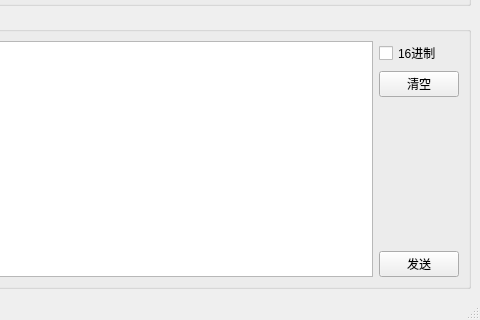
Above: mainwindow.ui from Demon-Cat/SerialPort before the change; both pictures show x 320 to 800 and y 280 to 600 of the 800 by 600 pixel window. Below: the same form after it.
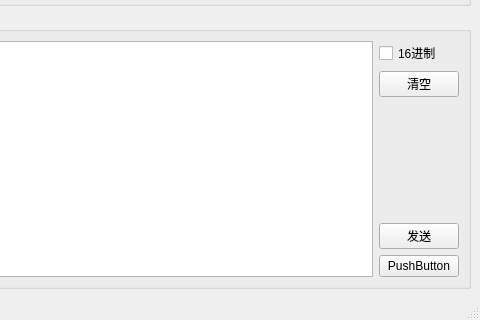
That is the form after the change.

What changed in the file:
```diff
--- a/mainwindow.ui
+++ b/mainwindow.ui
@@ -194,6 +194,13 @@
              </property>
             </widget>
            </item>
+           <item>
+            <widget class="QPushButton" name="pushButton">
+             <property name="text">
+              <string>PushButton</string>
+             </property>
+            </widget>
+           </item>
           </layout>
          </item>
         </layout>
```
